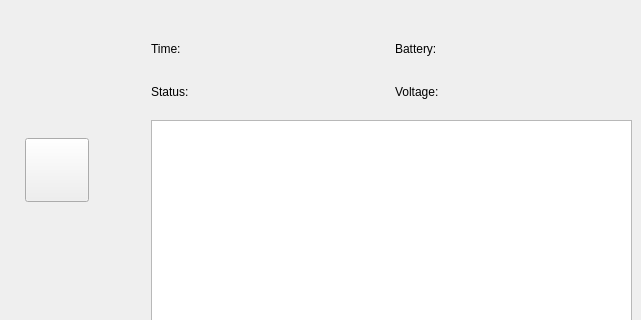
First picture: the form in src/junbot_gui/ui/robotinterface.ui, repository onbat2/catkin_ws, before the edit; both pictures show x 349 to 990 and y 0 to 320 of the 990 by 600 pixel window.
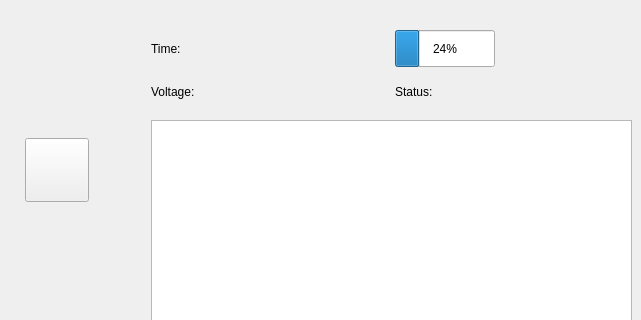
Second picture: the form after the edit.

Diff of the .ui file:
```diff
--- a/src/junbot_gui/ui/robotinterface.ui
+++ b/src/junbot_gui/ui/robotinterface.ui
@@ -207,7 +207,7 @@
         <item>
          <widget class="QLabel" name="status">
           <property name="text">
-           <string>Status:</string>
+           <string>Voltage:</string>
           </property>
          </widget>
         </item>
@@ -216,16 +216,28 @@
       <item>
        <layout class="QVBoxLayout" name="verticalLayout_3">
         <item>
-         <widget class="QLabel" name="battery">
-          <property name="text">
-           <string>Battery:</string>
+         <widget class="QProgressBar" name="progressBar">
+          <property name="sizePolicy">
+           <sizepolicy hsizetype="Preferred" vsizetype="Preferred">
+            <horstretch>0</horstretch>
+            <verstretch>0</verstretch>
+           </sizepolicy>
+          </property>
+          <property name="maximumSize">
+           <size>
+            <width>100</width>
+            <height>16777215</height>
+           </size>
+          </property>
+          <property name="value">
+           <number>24</number>
           </property>
          </widget>
         </item>
         <item>
          <widget class="QLabel" name="voltage">
           <property name="text">
-           <string>Voltage:</string>
+           <string>Status:</string>
           </property>
          </widget>
         </item>
```
Left out of the diff: 12 changed lines with no effect on the pictures.
